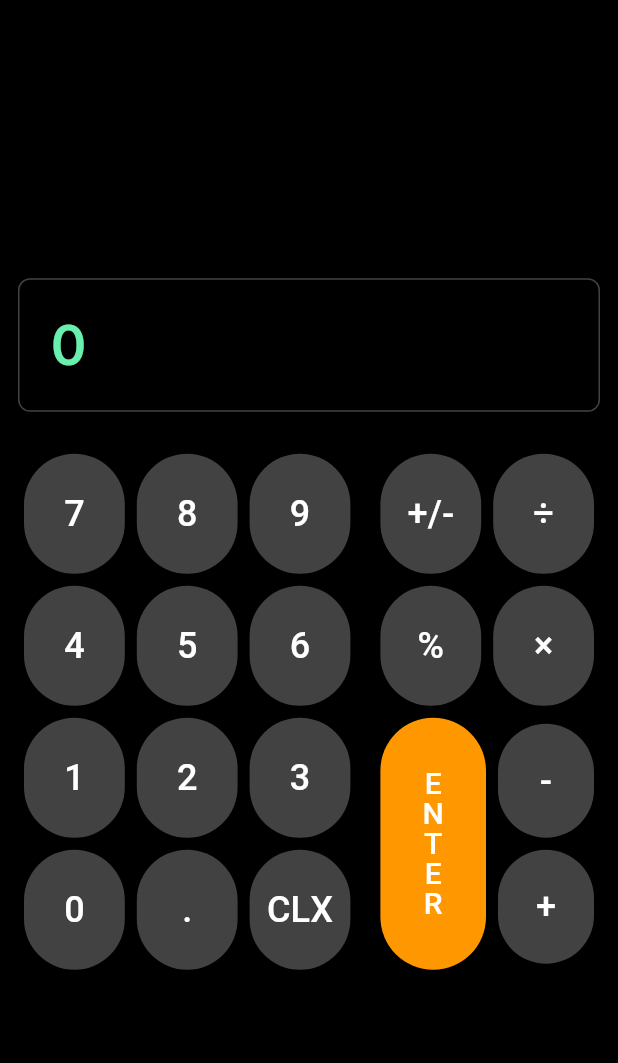
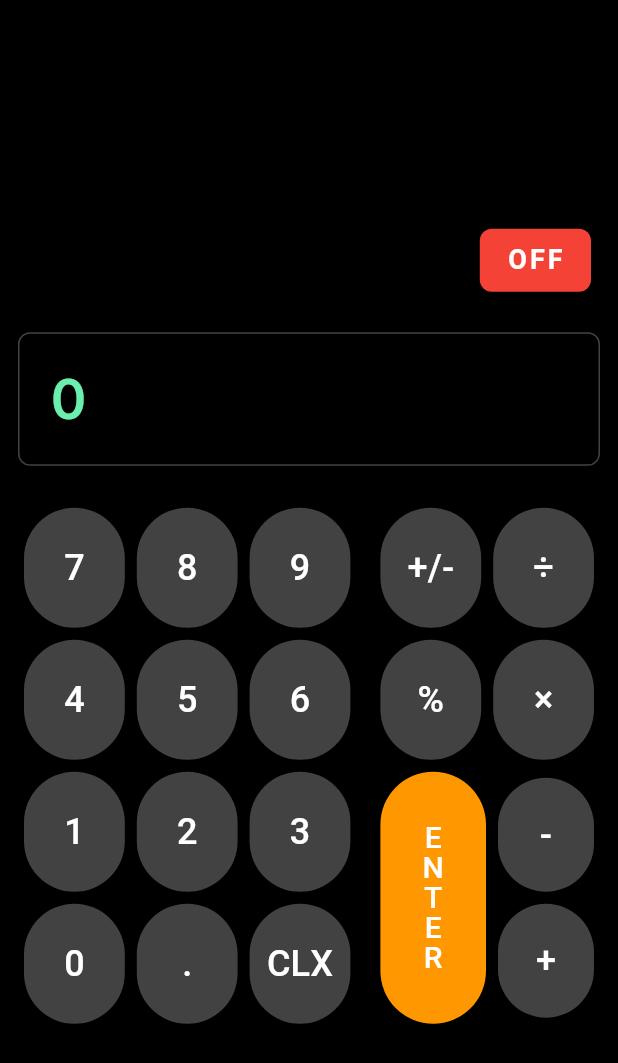
Before and after one commit to jptemplin/simple_rpn, a Flutter app: the screen it shows after launch, on a phone screen of 412 x 824 dp. Shown: the top 1063 px of the screen. Run offline on Flutter 3.47's test engine with Material 3 defaults, Android fonts, the phone set to English and light mode, and no system bars; our stand-ins replace google_fonts.

Commit message:
Off button

```diff
--- a/lib/main.dart
+++ b/lib/main.dart
@@ -1,4 +1,5 @@
 import 'package:flutter/material.dart';
+import 'package:flutter/services.dart';
 import 'package:intl/intl.dart';
 import 'package:calc_buttons/calcstack.dart';
 import 'package:google_fonts/google_fonts.dart';
@@ -266,6 +267,37 @@ class _CalculatorWidgetState extends State<CalculatorWidget> {
         child: Column(
           mainAxisAlignment: MainAxisAlignment.center,
           children: [
+            // OFF button row
+            Row(
+              children: [
+                const Spacer(),
+                Padding(
+                  padding: const EdgeInsets.only(top: 24, right: 18),
+                  child: ElevatedButton(
+                    onPressed: () => SystemNavigator.pop(),
+                    style: ElevatedButton.styleFrom(
+                      backgroundColor: Colors.red,
+                      foregroundColor: Colors.white,
+                      padding: const EdgeInsets.symmetric(
+                        horizontal: 18,
+                        vertical: 8,
+                      ),
+                      shape: RoundedRectangleBorder(
+                        borderRadius: BorderRadius.circular(8),
+                      ),
+                    ),
+                    child: const Text(
+                      'OFF',
+                      style: TextStyle(
+                        fontSize: 18,
+                        fontWeight: FontWeight.bold,
+                        letterSpacing: 2,
+                      ),
+                    ),
+                  ),
+                ),
+              ],
+            ),
             // Display box
             Container(
               width: double.infinity,
@@ -278,7 +310,7 @@ class _CalculatorWidgetState extends State<CalculatorWidget> {
               ),
               child: SingleChildScrollView(
                 scrollDirection: Axis.horizontal,
-                reverse: false, // <-- show the start (left) of the string
+                reverse: false,
                 child: Row(
                   children: [
                     Text(
```
